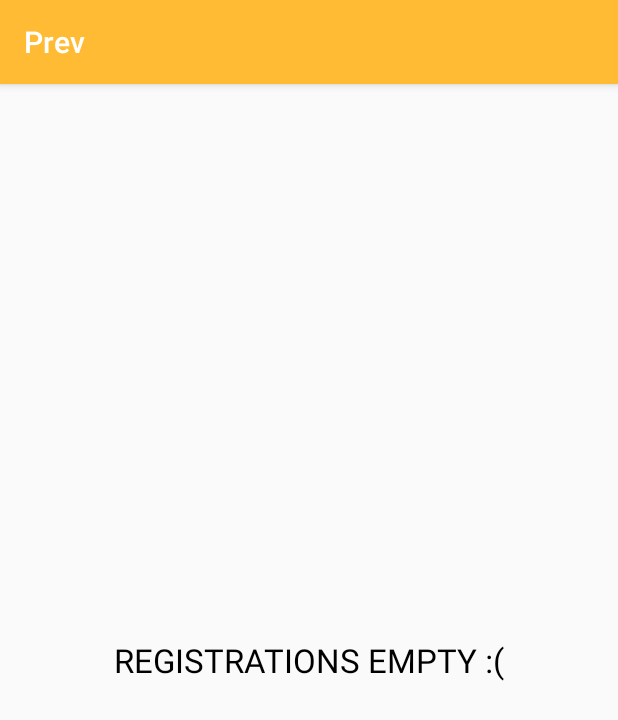
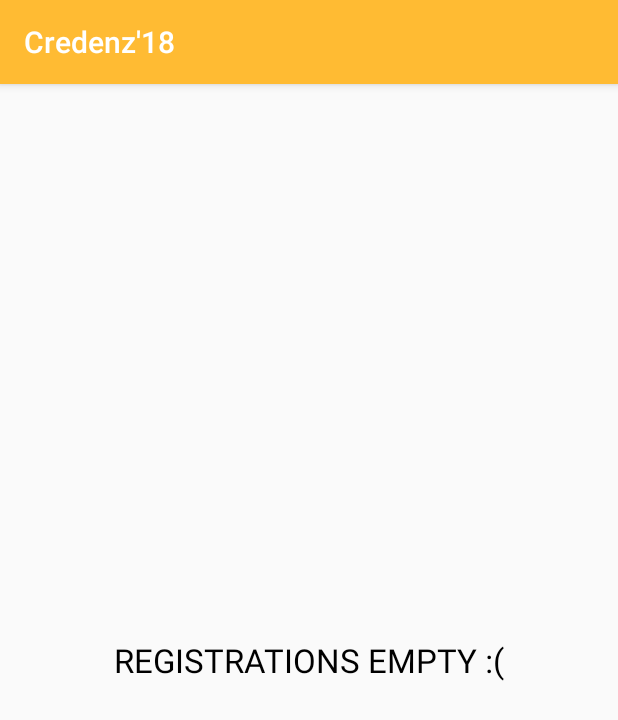
Before and after one commit to aniket2098/CREDENZ-18, an Android app: the Prev screen opened directly, with no data from a screen before it, on a phone screen of 412 x 824 dp. Shown: the top 720 px of the screen. Run offline under Robolectric (Android 15) with nearby library versions, the phone set to English and light mode, and no system bars.

```diff
--- a/app/src/main/AndroidManifest.xml
+++ b/app/src/main/AndroidManifest.xml
@@ -22,17 +22,17 @@
         <activity
             android:noHistory="true"
             android:name=".Register"
-            android:label="@string/title_activity_register"
+            android:label="Credenz'18"
             android:theme="@style/AppTheme" />
         <activity
             android:noHistory="true"
             android:name=".Prev"
-            android:label="@string/title_activity_prev"
+            android:label="Credenz'18"
             android:theme="@style/AppTheme" />
         <activity
             android:noHistory="true"
             android:name=".QRCode"
-            android:label="@string/title_activity_qrcode"
+            android:label="Credenz'18"
             android:theme="@style/AppTheme"></activity>
     </application>
 
--- a/app/src/main/java/com/example/admin/credenz18/RegAdapter.java
+++ b/app/src/main/java/com/example/admin/credenz18/RegAdapter.java
@@ -4,11 +4,9 @@ import android.content.Context;
 import android.view.LayoutInflater;
 import android.view.View;
 import android.view.ViewGroup;
-import android.widget.CheckBox;
 import android.widget.TextView;
 
 import java.util.ArrayList;
-import java.util.List;
 
 import androidx.recyclerview.widget.RecyclerView;
 
--- a/app/src/main/java/com/example/admin/credenz18/Register.java
+++ b/app/src/main/java/com/example/admin/credenz18/Register.java
@@ -36,6 +36,7 @@ public class Register extends AppCompatActivity{
     protected void onCreate(Bundle savedInstanceState) {
         super.onCreate(savedInstanceState);
         setContentView(R.layout.activity_register);
+
          class RegisterAdapter extends
                 RecyclerView.Adapter<RegisterAdapter.ViewHolder> {
 
--- a/app/src/main/res/layout/content_prev.xml
+++ b/app/src/main/res/layout/content_prev.xml
@@ -30,14 +30,6 @@
         android:id="@+id/registrations"
         android:layout_width="match_parent"
         android:layout_height="match_parent"
-        android:layout_marginStart="8dp"
-        android:layout_marginTop="8dp"
-        android:layout_marginEnd="8dp"
-        android:layout_marginBottom="8dp"
-        app:layout_constraintBottom_toBottomOf="parent"
-        app:layout_constraintEnd_toEndOf="parent"
-        app:layout_constraintHorizontal_bias="0.0"
-        app:layout_constraintStart_toStartOf="parent"
-        app:layout_constraintTop_toTopOf="parent"
-        app:layout_constraintVertical_bias="0.0" />
+        android:background="@android:color/transparent"
+        tools:layout_editor_absoluteX="8dp" />
 </androidx.constraintlayout.widget.ConstraintLayout>
--- a/app/src/main/res/layout/receipt_rv.xml
+++ b/app/src/main/res/layout/receipt_rv.xml
@@ -8,11 +8,11 @@
     <androidx.cardview.widget.CardView
         android:layout_width="wrap_content"
         android:layout_height="match_parent"
-        android:layout_margin="8dp"
+        android:layout_margin="12dp"
         android:background="@android:color/transparent"
-        android:padding="5dp"
+        android:padding="15dp"
         app:cardBackgroundColor="@android:color/transparent"
-        app:cardElevation="@dimen/fab_margin">
+        app:cardElevation="35dp">
 
         <androidx.constraintlayout.widget.ConstraintLayout
             android:layout_width="match_parent"
```
Also changed, not shown: app/src/main/res/drawable/receipt.png.
